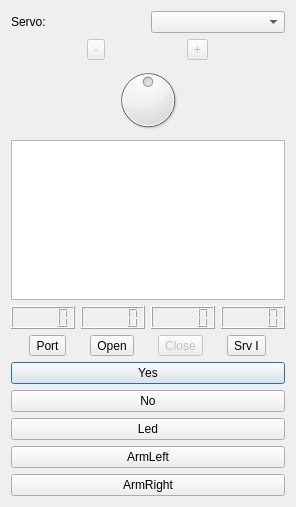
xtarke/daeln_robot, file Serialcontrol/remotecontrolwindow.ui: the form before one commit.
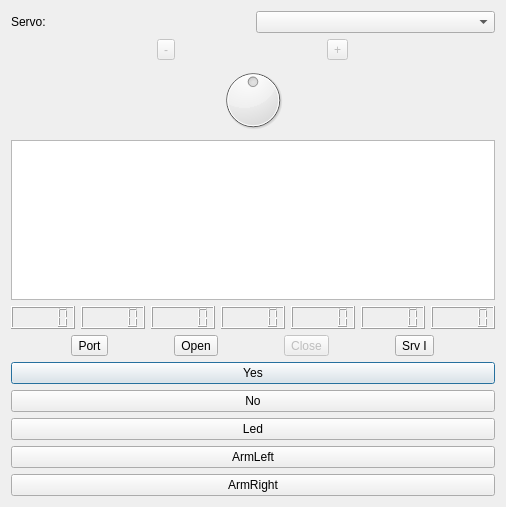
The form after the commit.

What changed in the file:
```diff
--- a/Serialcontrol/remotecontrolwindow.ui
+++ b/Serialcontrol/remotecontrolwindow.ui
@@ -9,7 +9,7 @@
    <rect>
     <x>0</x>
     <y>0</y>
-    <width>296</width>
+    <width>488</width>
     <height>507</height>
    </rect>
   </property>
@@ -82,21 +82,30 @@
         <number>0</number>
        </property>
        <item>
-        <widget class="QLCDNumber" name="lcdNumberA3"/>
-       </item>
-       <item>
-        <widget class="QLCDNumber" name="lcdNumberA2"/>
+        <widget class="QLCDNumber" name="lcdNumberA0"/>
        </item>
        <item>
         <widget class="QLCDNumber" name="lcdNumberA1"/>
        </item>
        <item>
-        <widget class="QLCDNumber" name="lcdNumberA0">
+        <widget class="QLCDNumber" name="lcdNumberA2"/>
+       </item>
+       <item>
+        <widget class="QLCDNumber" name="lcdNumberA3">
          <property name="smallDecimalPoint">
           <bool>false</bool>
          </property>
         </widget>
        </item>
+       <item>
+        <widget class="QLCDNumber" name="lcdNumberA4"/>
+       </item>
+       <item>
+        <widget class="QLCDNumber" name="lcdNumberA5"/>
+       </item>
+       <item>
+        <widget class="QLCDNumber" name="lcdNumberA6"/>
+       </item>
       </layout>
      </item>
      <item>
```
